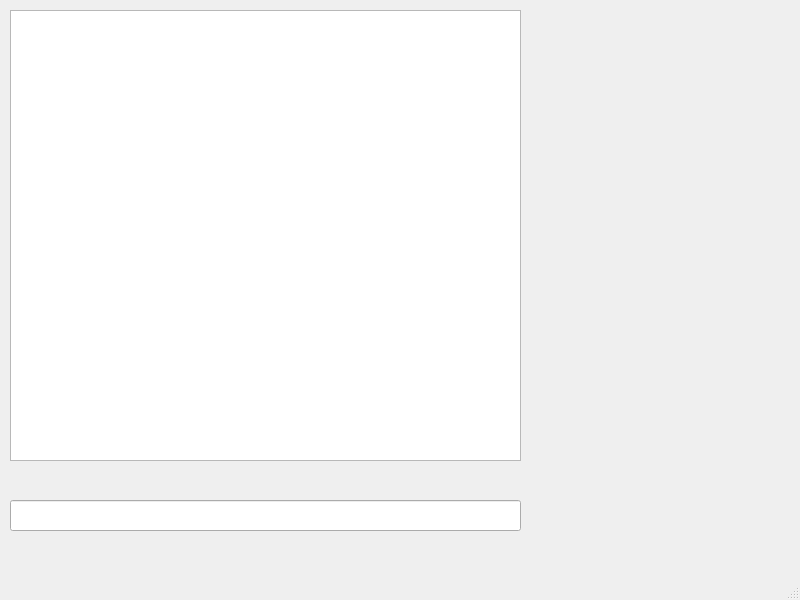
First picture: the form in src/ui/practice.ui, repository C0mmm4nd3r/CommandGame, before the edit.
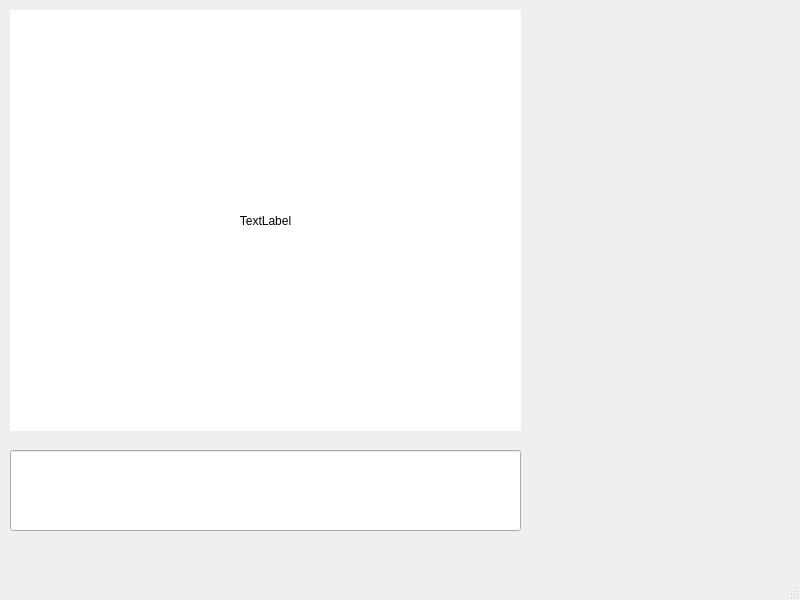
Second picture: the form after the edit.

Commit message: adding_background_image

Patch:
```diff
--- a/src/ui/practice.ui
+++ b/src/ui/practice.ui
@@ -18,9 +18,9 @@
     <property name="geometry">
      <rect>
       <x>10</x>
-      <y>500</y>
+      <y>450</y>
       <width>511</width>
-      <height>31</height>
+      <height>81</height>
      </rect>
     </property>
    </widget>
@@ -30,8 +30,27 @@
       <x>10</x>
       <y>10</y>
       <width>511</width>
-      <height>451</height>
+      <height>421</height>
      </rect>
+    </property>
+    <property name="frameShape">
+     <enum>QFrame::NoFrame</enum>
+    </property>
+   </widget>
+   <widget class="QLabel" name="label">
+    <property name="geometry">
+     <rect>
+      <x>10</x>
+      <y>10</y>
+      <width>511</width>
+      <height>421</height>
+     </rect>
+    </property>
+    <property name="text">
+     <string>TextLabel</string>
+    </property>
+    <property name="alignment">
+     <set>Qt::AlignCenter</set>
     </property>
    </widget>
   </widget>
```
The commit also changes 2 other files.
